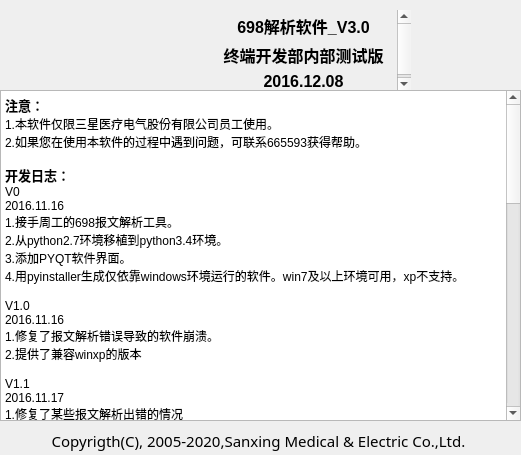
Old version of the form UI/about_window.ui in the repository KayFelicities/698trans.
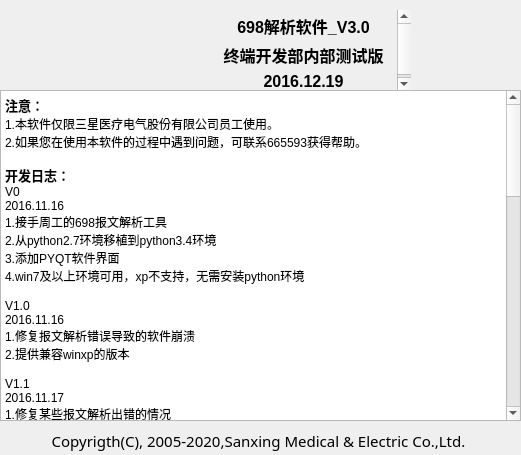
New version of the form. Icons and pictures are not drawn.

Patch:
```diff
--- a/UI/about_window.ui
+++ b/UI/about_window.ui
@@ -40,22 +40,22 @@
 &lt;p style=&quot; margin-top:0px; margin-bottom:0px; margin-left:0px; margin-right:0px; -qt-block-indent:0; text-indent:0px;&quot;&gt;&lt;span style=&quot; font-size:10pt; font-weight:600;&quot;&gt;开发日志：&lt;/span&gt;&lt;/p&gt;
 &lt;p style=&quot; margin-top:0px; margin-bottom:0px; margin-left:0px; margin-right:0px; -qt-block-indent:0; text-indent:0px;&quot;&gt;V0&lt;/p&gt;
 &lt;p style=&quot; margin-top:0px; margin-bottom:0px; margin-left:0px; margin-right:0px; -qt-block-indent:0; text-indent:0px;&quot;&gt;2016.11.16&lt;/p&gt;
-&lt;p style=&quot; margin-top:0px; margin-bottom:0px; margin-left:0px; margin-right:0px; -qt-block-indent:0; text-indent:0px;&quot;&gt;1.接手周工的698报文解析工具。&lt;/p&gt;
-&lt;p style=&quot; margin-top:0px; margin-bottom:0px; margin-left:0px; margin-right:0px; -qt-block-indent:0; text-indent:0px;&quot;&gt;2.从python2.7环境移植到python3.4环境。&lt;/p&gt;
-&lt;p style=&quot; margin-top:0px; margin-bottom:0px; margin-left:0px; margin-right:0px; -qt-block-indent:0; text-indent:0px;&quot;&gt;3.添加PYQT软件界面。&lt;/p&gt;
-&lt;p style=&quot; margin-top:0px; margin-bottom:0px; margin-left:0px; margin-right:0px; -qt-block-indent:0; text-indent:0px;&quot;&gt;4.用pyinstaller生成仅依靠windows环境运行的软件。win7及以上环境可用，xp不支持。&lt;/p&gt;
+&lt;p style=&quot; margin-top:0px; margin-bottom:0px; margin-left:0px; margin-right:0px; -qt-block-indent:0; text-indent:0px;&quot;&gt;1.接手周工的698报文解析工具&lt;/p&gt;
+&lt;p style=&quot; margin-top:0px; margin-bottom:0px; margin-left:0px; margin-right:0px; -qt-block-indent:0; text-indent:0px;&quot;&gt;2.从python2.7环境移植到python3.4环境&lt;/p&gt;
+&lt;p style=&quot; margin-top:0px; margin-bottom:0px; margin-left:0px; margin-right:0px; -qt-block-indent:0; text-indent:0px;&quot;&gt;3.添加PYQT软件界面&lt;/p&gt;
+&lt;p style=&quot; margin-top:0px; margin-bottom:0px; margin-left:0px; margin-right:0px; -qt-block-indent:0; text-indent:0px;&quot;&gt;4.win7及以上环境可用，xp不支持，无需安装python环境&lt;/p&gt;
 &lt;p style=&quot;-qt-paragraph-type:empty; margin-top:0px; margin-bottom:0px; margin-left:0px; margin-right:0px; -qt-block-indent:0; text-indent:0px;&quot;&gt;&lt;br /&gt;&lt;/p&gt;
 &lt;p style=&quot; margin-top:0px; margin-bottom:0px; margin-left:0px; margin-right:0px; -qt-block-indent:0; text-indent:0px;&quot;&gt;V1.0&lt;/p&gt;
 &lt;p style=&quot; margin-top:0px; margin-bottom:0px; margin-left:0px; margin-right:0px; -qt-block-indent:0; text-indent:0px;&quot;&gt;2016.11.16&lt;/p&gt;
-&lt;p style=&quot; margin-top:0px; margin-bottom:0px; margin-left:0px; margin-right:0px; -qt-block-indent:0; text-indent:0px;&quot;&gt;1.修复了报文解析错误导致的软件崩溃。&lt;/p&gt;
-&lt;p style=&quot; margin-top:0px; margin-bottom:0px; margin-left:0px; margin-right:0px; -qt-block-indent:0; text-indent:0px;&quot;&gt;2.提供了兼容winxp的版本&lt;/p&gt;
+&lt;p style=&quot; margin-top:0px; margin-bottom:0px; margin-left:0px; margin-right:0px; -qt-block-indent:0; text-indent:0px;&quot;&gt;1.修复报文解析错误导致的软件崩溃&lt;/p&gt;
+&lt;p style=&quot; margin-top:0px; margin-bottom:0px; margin-left:0px; margin-right:0px; -qt-block-indent:0; text-indent:0px;&quot;&gt;2.提供兼容winxp的版本&lt;/p&gt;
 &lt;p style=&quot;-qt-paragraph-type:empty; margin-top:0px; margin-bottom:0px; margin-left:0px; margin-right:0px; -qt-block-indent:0; text-indent:0px;&quot;&gt;&lt;br /&gt;&lt;/p&gt;
 &lt;p style=&quot; margin-top:0px; margin-bottom:0px; margin-left:0px; margin-right:0px; -qt-block-indent:0; text-indent:0px;&quot;&gt;V1.1&lt;/p&gt;
 &lt;p style=&quot; margin-top:0px; margin-bottom:0px; margin-left:0px; margin-right:0px; -qt-block-indent:0; text-indent:0px;&quot;&gt;2016.11.17&lt;/p&gt;
-&lt;p style=&quot; margin-top:0px; margin-bottom:0px; margin-left:0px; margin-right:0px; -qt-block-indent:0; text-indent:0px;&quot;&gt;1.修复了某些报文解析出错的情况&lt;/p&gt;
-&lt;p style=&quot; margin-top:0px; margin-bottom:0px; margin-left:0px; margin-right:0px; -qt-block-indent:0; text-indent:0px;&quot;&gt;2.添加了报文长度计算功能&lt;/p&gt;
+&lt;p style=&quot; margin-top:0px; margin-bottom:0px; margin-left:0px; margin-right:0px; -qt-block-indent:0; text-indent:0px;&quot;&gt;1.修复某些报文解析出错的情况&lt;/p&gt;
+&lt;p style=&quot; margin-top:0px; margin-bottom:0px; margin-left:0px; margin-right:0px; -qt-block-indent:0; text-indent:0px;&quot;&gt;2.添加报文长度计算功能&lt;/p&gt;
 &lt;p style=&quot; margin-top:0px; margin-bottom:0px; margin-left:0px; margin-right:0px; -qt-block-indent:0; text-indent:0px;&quot;&gt;3.支持WinXP及以上系统&lt;/p&gt;
-&lt;p style=&quot; margin-top:0px; margin-bottom:0px; margin-left:0px; margin-right:0px; -qt-block-indent:0; text-indent:0px;&quot;&gt;4.启用UPX压缩，减小了软件体积&lt;/p&gt;
+&lt;p style=&quot; margin-top:0px; margin-bottom:0px; margin-left:0px; margin-right:0px; -qt-block-indent:0; text-indent:0px;&quot;&gt;4.启用UPX压缩，减小软件体积&lt;/p&gt;
 &lt;p style=&quot;-qt-paragraph-type:empty; margin-top:0px; margin-bottom:0px; margin-left:0px; margin-right:0px; -qt-block-indent:0; text-indent:0px;&quot;&gt;&lt;br /&gt;&lt;/p&gt;
 &lt;p style=&quot; margin-top:0px; margin-bottom:0px; margin-left:0px; margin-right:0px; -qt-block-indent:0; text-indent:0px;&quot;&gt;V2.0Beta&lt;/p&gt;
 &lt;p style=&quot; margin-top:0px; margin-bottom:0px; margin-left:0px; margin-right:0px; -qt-block-indent:0; text-indent:0px;&quot;&gt;2016.11.28&lt;/p&gt;
@@ -67,9 +67,9 @@
 &lt;p style=&quot;-qt-paragraph-type:empty; margin-top:0px; margin-bottom:0px; margin-left:0px; margin-right:0px; -qt-block-indent:0; text-indent:0px;&quot;&gt;&lt;br /&gt;&lt;/p&gt;
 &lt;p style=&quot; margin-top:0px; margin-bottom:0px; margin-left:0px; margin-right:0px; -qt-block-indent:0; text-indent:0px;&quot;&gt;V2.0Beta2&lt;/p&gt;
 &lt;p style=&quot; margin-top:0px; margin-bottom:0px; margin-left:0px; margin-right:0px; -qt-block-indent:0; text-indent:0px;&quot;&gt;2016.12.1&lt;/p&gt;
-&lt;p style=&quot; margin-top:0px; margin-bottom:0px; margin-left:0px; margin-right:0px; -qt-block-indent:0; text-indent:0px;&quot;&gt;1.修正了Data中NULL类型的处理&lt;/p&gt;
+&lt;p style=&quot; margin-top:0px; margin-bottom:0px; margin-left:0px; margin-right:0px; -qt-block-indent:0; text-indent:0px;&quot;&gt;1.修正Data中NULL类型的处理&lt;/p&gt;
 &lt;p style=&quot; margin-top:0px; margin-bottom:0px; margin-left:0px; margin-right:0px; -qt-block-indent:0; text-indent:0px;&quot;&gt;2.新增直接解析APDU的功能&lt;/p&gt;
-&lt;p style=&quot; margin-top:0px; margin-bottom:0px; margin-left:0px; margin-right:0px; -qt-block-indent:0; text-indent:0px;&quot;&gt;3.修复了bit_string类型的解析问题&lt;/p&gt;
+&lt;p style=&quot; margin-top:0px; margin-bottom:0px; margin-left:0px; margin-right:0px; -qt-block-indent:0; text-indent:0px;&quot;&gt;3.修复bit_string类型的解析问题&lt;/p&gt;
 &lt;p style=&quot;-qt-paragraph-type:empty; margin-top:0px; margin-bottom:0px; margin-left:0px; margin-right:0px; -qt-block-indent:0; text-indent:0px;&quot;&gt;&lt;br /&gt;&lt;/p&gt;
 &lt;p style=&quot; margin-top:0px; margin-bottom:0px; margin-left:0px; margin-right:0px; -qt-block-indent:0; text-indent:0px;&quot;&gt;V2.0&lt;/p&gt;
 &lt;p style=&quot; margin-top:0px; margin-bottom:0px; margin-left:0px; margin-right:0px; -qt-block-indent:0; text-indent:0px;&quot;&gt;2016.12.2&lt;/p&gt;
@@ -93,7 +93,12 @@
 &lt;p style=&quot; margin-top:0px; margin-bottom:0px; margin-left:0px; margin-right:0px; -qt-block-indent:0; text-indent:0px;&quot;&gt;2016.12.8&lt;/p&gt;
 &lt;p style=&quot; margin-top:0px; margin-bottom:0px; margin-left:0px; margin-right:0px; -qt-block-indent:0; text-indent:0px;&quot;&gt;1.添加串口模式，实现串口收发、报文自动解析&lt;/p&gt;
 &lt;p style=&quot; margin-top:0px; margin-bottom:0px; margin-left:0px; margin-right:0px; -qt-block-indent:0; text-indent:0px;&quot;&gt;2.实现服务器地址、地址长度、客户机地址的自动提取&lt;/p&gt;
-&lt;p style=&quot; margin-top:0px; margin-bottom:0px; margin-left:0px; margin-right:0px; -qt-block-indent:0; text-indent:0px;&quot;&gt;3.实现APDU片段链路层的自动添加&lt;/p&gt;&lt;/body&gt;&lt;/html&gt;</string>
+&lt;p style=&quot; margin-top:0px; margin-bottom:0px; margin-left:0px; margin-right:0px; -qt-block-indent:0; text-indent:0px;&quot;&gt;3.实现APDU片段链路层的自动添加&lt;/p&gt;
+&lt;p style=&quot;-qt-paragraph-type:empty; margin-top:0px; margin-bottom:0px; margin-left:0px; margin-right:0px; -qt-block-indent:0; text-indent:0px;&quot;&gt;&lt;br /&gt;&lt;/p&gt;
+&lt;p style=&quot; margin-top:0px; margin-bottom:0px; margin-left:0px; margin-right:0px; -qt-block-indent:0; text-indent:0px;&quot;&gt;V3.1&lt;/p&gt;
+&lt;p style=&quot; margin-top:0px; margin-bottom:0px; margin-left:0px; margin-right:0px; -qt-block-indent:0; text-indent:0px;&quot;&gt;2016.12.19&lt;/p&gt;
+&lt;p style=&quot; margin-top:0px; margin-bottom:0px; margin-left:0px; margin-right:0px; -qt-block-indent:0; text-indent:0px;&quot;&gt;1.添加COMDCB类型的解析&lt;/p&gt;
+&lt;p style=&quot; margin-top:0px; margin-bottom:0px; margin-left:0px; margin-right:0px; -qt-block-indent:0; text-indent:0px;&quot;&gt;2.优化串口界面按钮逻辑&lt;/p&gt;&lt;/body&gt;&lt;/html&gt;</string>
     </property>
     <property name="textInteractionFlags">
      <set>Qt::TextSelectableByKeyboard|Qt::TextSelectableByMouse</set>
@@ -229,7 +234,7 @@
 &lt;/style&gt;&lt;/head&gt;&lt;body style=&quot; font-family:'SimSun'; font-size:9pt; font-weight:400; font-style:normal;&quot;&gt;
 &lt;p align=&quot;center&quot; style=&quot; margin-top:0px; margin-bottom:5px; margin-left:0px; margin-right:0px; -qt-block-indent:0; text-indent:0px;&quot;&gt;&lt;span style=&quot; font-size:12pt; font-weight:600;&quot;&gt;698解析软件_V3.0&lt;/span&gt;&lt;/p&gt;
 &lt;p align=&quot;center&quot; style=&quot; margin-top:0px; margin-bottom:5px; margin-left:0px; margin-right:0px; -qt-block-indent:0; text-indent:0px;&quot;&gt;&lt;span style=&quot; font-size:12pt; font-weight:600;&quot;&gt;终端开发部内部测试版&lt;/span&gt;&lt;/p&gt;
-&lt;p align=&quot;center&quot; style=&quot; margin-top:0px; margin-bottom:5px; margin-left:0px; margin-right:0px; -qt-block-indent:0; text-indent:0px;&quot;&gt;&lt;span style=&quot; font-size:12pt; font-weight:600;&quot;&gt;2016.12.08&lt;/span&gt;&lt;/p&gt;&lt;/body&gt;&lt;/html&gt;</string>
+&lt;p align=&quot;center&quot; style=&quot; margin-top:0px; margin-bottom:5px; margin-left:0px; margin-right:0px; -qt-block-indent:0; text-indent:0px;&quot;&gt;&lt;span style=&quot; font-size:12pt; font-weight:600;&quot;&gt;2016.12.19&lt;/span&gt;&lt;/p&gt;&lt;/body&gt;&lt;/html&gt;</string>
     </property>
     <property name="textInteractionFlags">
      <set>Qt::NoTextInteraction</set>
```
